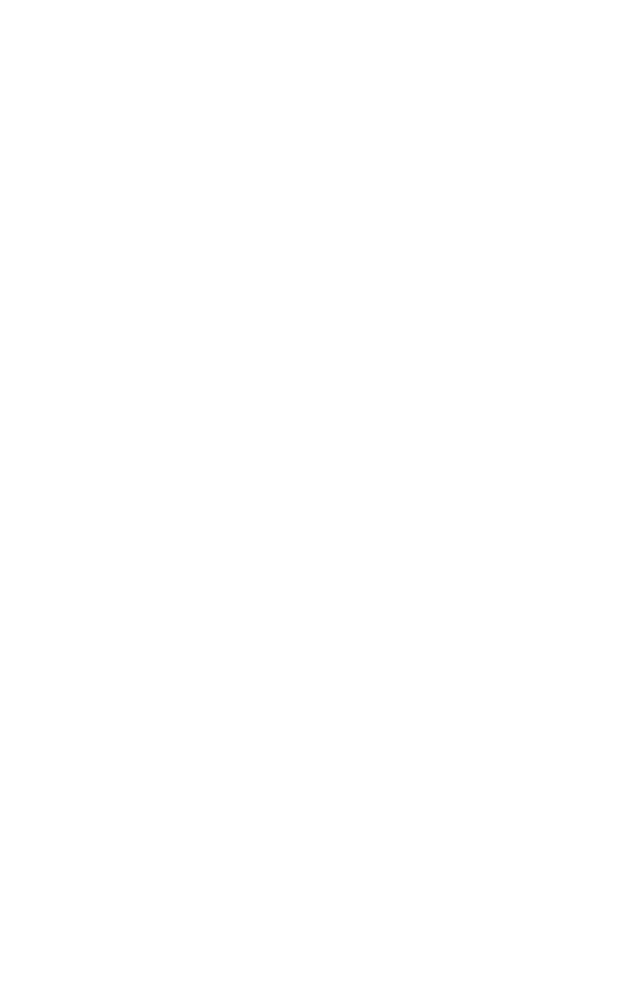
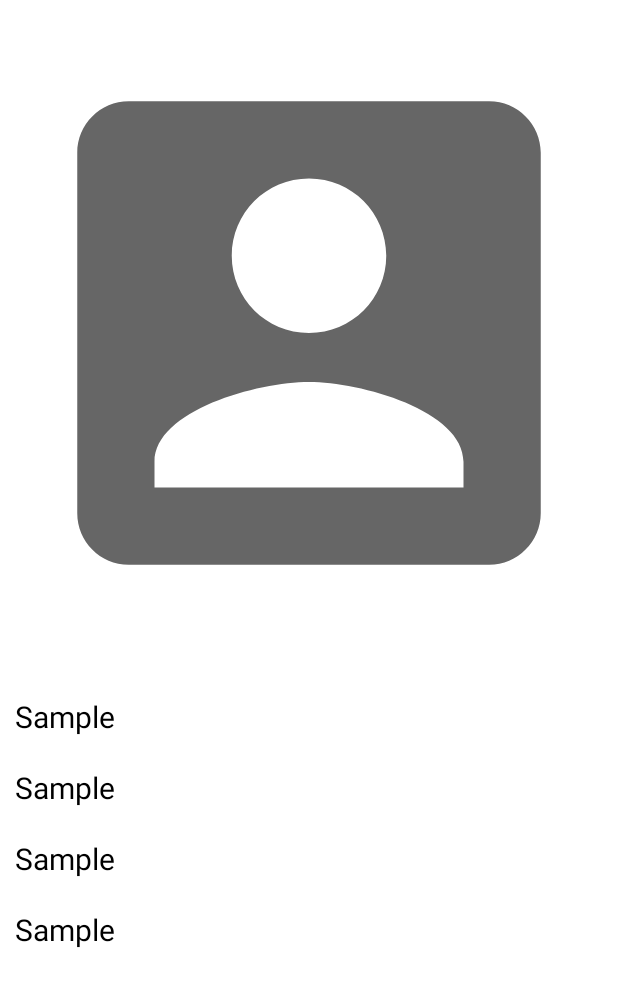
Before and after one commit to nurzhasj/final-app-css216, an Android app: the CharDetailsActivity screen opened directly, with no data from a screen before it, on a phone screen of 412 x 824 dp. Before the commit the part shown is empty. Shown: the top 987 px of the screen. Run offline under Robolectric (Android 15) with nearby library versions, the phone set to English and light mode, and no system bars; pictures from the network do not load.

Commit message:
HW10 was completed. Details of each movie_item.xml was added.

```diff
--- a/app/src/main/res/layout/activity_char_details.xml
+++ b/app/src/main/res/layout/activity_char_details.xml
@@ -1,9 +1,63 @@
 <?xml version="1.0" encoding="utf-8"?>
-<androidx.constraintlayout.widget.ConstraintLayout xmlns:android="http://schemas.android.com/apk/res/android"
+<LinearLayout
+    xmlns:android="http://schemas.android.com/apk/res/android"
     xmlns:app="http://schemas.android.com/apk/res-auto"
     xmlns:tools="http://schemas.android.com/tools"
+    android:orientation="vertical"
     android:layout_width="match_parent"
     android:layout_height="match_parent"
+    android:weightSum="100"
     tools:context=".CharDetailsActivity">
 
-</androidx.constraintlayout.widget.ConstraintLayout>
+    <ImageView
+        android:layout_width="match_parent"
+        android:layout_height="0dp"
+        android:layout_weight="70"
+        android:id="@+id/imageUrl"
+        android:src="@drawable/ic_baseline_account_box_24" />
+
+    <TextView
+        android:layout_width="wrap_content"
+        android:layout_height="wrap_content"
+        android:id="@+id/char_name"
+        android:layout_marginLeft="10dp"
+        android:layout_marginTop="20dp"
+        android:text="Sample"
+        android:textSize="20sp"
+        android:textColor="@color/black"
+        />
+
+    <TextView
+        android:layout_width="wrap_content"
+        android:layout_height="wrap_content"
+        android:id="@+id/char_nickname"
+        android:layout_marginLeft="10dp"
+        android:layout_marginTop="20dp"
+        android:text="Sample"
+        android:textSize="20sp"
+        android:textColor="@color/black"
+        />
+
+    <TextView
+        android:layout_width="wrap_content"
+        android:layout_height="wrap_content"
+        android:id="@+id/char_birthday"
+        android:layout_marginLeft="10dp"
+        android:layout_marginTop="20dp"
+        android:text="Sample"
+        android:textSize="20sp"
+        android:textColor="@color/black"
+        />
+
+    <TextView
+        android:layout_width="wrap_content"
+        android:layout_height="wrap_content"
+        android:id="@+id/char_occupation"
+        android:layout_marginLeft="10dp"
+        android:layout_marginTop="20dp"
+        android:text="Sample"
+        android:textSize="20sp"
+        android:textColor="@color/black"
+        />
+
+</LinearLayout>
--- a/app/src/main/res/layout/movie_item.xml
+++ b/app/src/main/res/layout/movie_item.xml
@@ -3,6 +3,7 @@
     xmlns:app="http://schemas.android.com/apk/res-auto"
     android:layout_width="match_parent"
     android:layout_height="wrap_content"
+    android:id="@+id/cardView"
     xmlns:tools="http://schemas.android.com/tools"
     android:layout_margin="24dp">
 
```
Also changed, not shown: app/src/main/java/com/hfad/finalapp/Adapter.java (+18 -0 lines), app/src/main/java/com/hfad/finalapp/CharDetailsActivity.java (+50 -0 lines).
